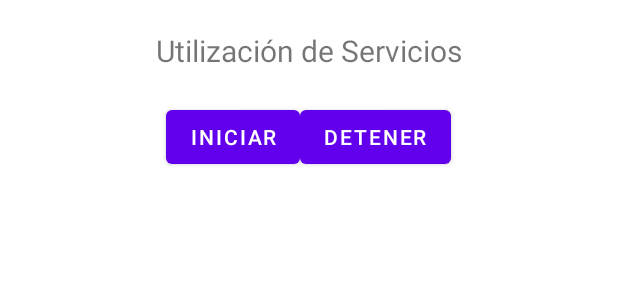
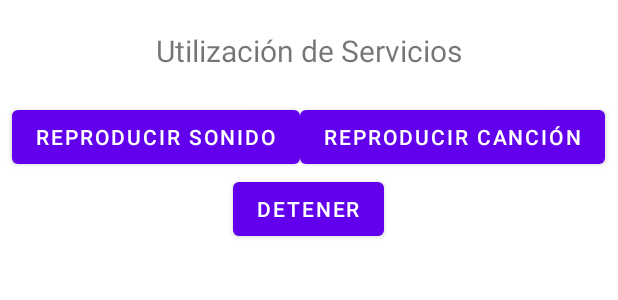
Before and after one commit to peremunoz/MiniActivity4, an Android app: the layout activity_main.xml on its own in the app's theme, with its tools: preview values and no code run, on a phone screen of 412 x 824 dp. Shown: the top 300 px of the screen. Run offline under Robolectric (Android 15) with nearby library versions, the phone set to English and light mode, and no system bars.

Commit message:
Implementation of section B

```diff
--- a/app/src/main/res/layout/activity_main.xml
+++ b/app/src/main/res/layout/activity_main.xml
@@ -1,17 +1,17 @@
 <?xml version="1.0" encoding="utf-8"?>
 <LinearLayout xmlns:android="http://schemas.android.com/apk/res/android"
     xmlns:tools="http://schemas.android.com/tools"
-    android:orientation="vertical"
     android:layout_width="match_parent"
-    android:layout_height="match_parent">
+    android:layout_height="match_parent"
+    android:orientation="vertical">
 
     <TextView
         android:layout_width="match_parent"
         android:layout_height="wrap_content"
+        android:gravity="center"
+        android:padding="20dp"
         android:text="@string/tituloAct"
-        android:gravity="center"
         android:textSize="20sp"
-        android:padding="20dp"
         tools:ignore="MissingConstraints" />
 
     <LinearLayout
@@ -21,19 +21,30 @@
         tools:ignore="MissingConstraints">
 
         <Button
-            android:text="@string/botoIn"
             android:id="@+id/btnIn"
             android:layout_width="wrap_content"
-            android:layout_height="wrap_content">
-        </Button>
+            android:layout_height="wrap_content"
+            android:text="@string/botoIn" />
 
         <Button
+            android:id="@+id/buttonSong"
+            android:layout_width="wrap_content"
+            android:layout_height="wrap_content"
+            android:text="@string/rep_cancion" />
+
+    </LinearLayout>
+
+    <LinearLayout
+        android:layout_width="match_parent"
+        android:layout_height="wrap_content"
+        android:gravity="center">
+
+        <Button
+            android:id="@+id/btnFin"
             android:layout_width="wrap_content"
             android:layout_height="wrap_content"
             android:text="@string/botoFin"
-            android:id="@+id/btnFin">
-        </Button>
-
+            android:textAlignment="center" />
     </LinearLayout>
 
 </LinearLayout>
--- a/app/src/main/res/values/strings.xml
+++ b/app/src/main/res/values/strings.xml
@@ -3,7 +3,8 @@
     <string name="creaserv">Servicio creado</string>
     <string name="finaserv">Servicio finalizado</string>
     <string name="iniserv">Servicio iniciado</string>
-    <string name="botoIn">Iniciar</string>
+    <string name="botoIn">Reproducir sonido</string>
     <string name="botoFin">Detener</string>
     <string name="tituloAct">Utilización de Servicios</string>
+    <string name="rep_cancion">Reproducir canción</string>
 </resources>
```
Also changed, not shown: app/src/main/java/udl/eps/manejoserviciokotlininc/ElServicio.kt (+12 -3 lines), app/src/main/java/udl/eps/manejoserviciokotlininc/MainActivity.kt (+12 -0 lines), 1 other file.
